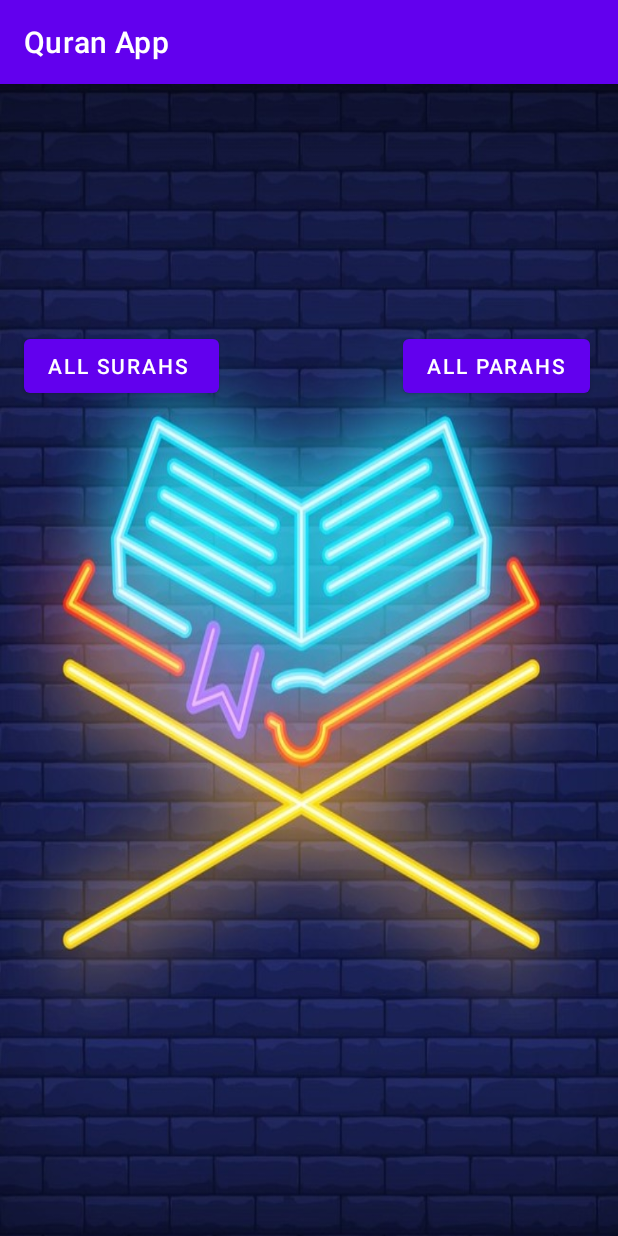
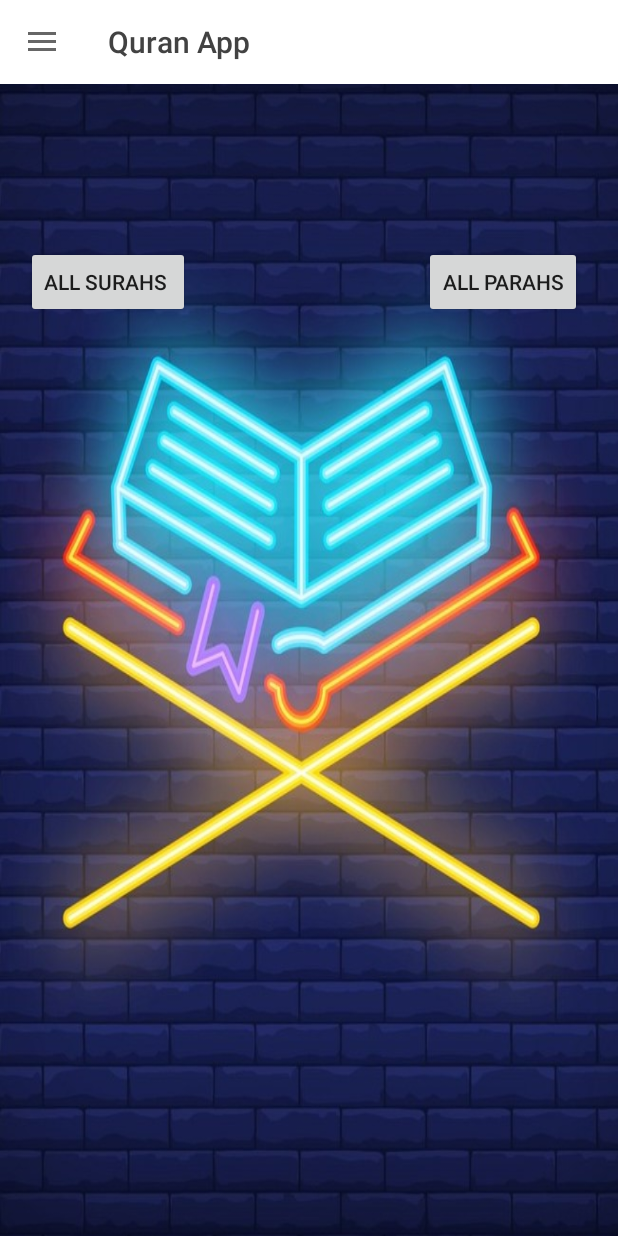
Before and after one commit to AyeshaRashid208/Quran_App, an Android app: the screen it shows after launch (MainActivity), on a phone screen of 412 x 824 dp. Run offline under Robolectric (Android 15) with nearby library versions, the phone set to English and light mode, and no system bars.

Commit message:
Navigation menu added

```diff
--- a/app/src/main/AndroidManifest.xml
+++ b/app/src/main/AndroidManifest.xml
@@ -9,6 +9,9 @@
         android:roundIcon="@mipmap/ic_launcher_round"
         android:supportsRtl="true"
         android:theme="@style/Theme.DbDemo">
+        <activity
+            android:name=".search_surahno"
+            android:exported="false" />
         <activity
             android:name=".Parah_Display"
             android:exported="false" />
--- a/app/src/main/java/com/example/dbdemo/MainActivity.java
+++ b/app/src/main/java/com/example/dbdemo/MainActivity.java
@@ -1,7 +1,12 @@
 package com.example.dbdemo;
 
 import androidx.appcompat.app.AppCompatActivity;
-
+import androidx.annotation.NonNull;
+import androidx.appcompat.app.ActionBarDrawerToggle;
+import androidx.appcompat.app.AppCompatActivity;
+import androidx.appcompat.widget.Toolbar;
+import androidx.core.view.GravityCompat;
+import androidx.drawerlayout.widget.DrawerLayout;
 import androidx.annotation.NonNull;
 import androidx.appcompat.app.ActionBarDrawerToggle;
 import android.os.Bundle;
@@ -14,8 +19,29 @@ import android.os.Bundle;
 import com.google.android.material.navigation.NavigationView;
 import android.view.MenuItem;
 import android.widget.Toast;
+
+
 import androidx.core.view.GravityCompat;
 public class MainActivity extends AppCompatActivity {
+
+    NavigationView navigationView;
+    DrawerLayout drawerLayout;
+    Toolbar toolbar;
+    ActionBarDrawerToggle toggle;
+
+    @Override
+    public void onBackPressed(){
+        if(drawerLayout.isDrawerOpen(GravityCompat.START)){
+            drawerLayout.closeDrawer(GravityCompat.START);
+            Toast.makeText(getApplicationContext(),"Start",Toast.LENGTH_LONG).show();
+
+        }
+        else
+        {
+            Toast.makeText(getApplicationContext(),"End",Toast.LENGTH_LONG).show();
+        }
+    }
+
 
     TextView txt;
     Button surah_names;
@@ -27,6 +53,57 @@ public class MainActivity extends AppCompatActivity {
     protected void onCreate(Bundle savedInstanceState) {
         super.onCreate(savedInstanceState);
         setContentView(R.layout.activity_main);
+        toolbar = findViewById(R.id.toolbar);
+        setSupportActionBar(toolbar);
+
+        navigationView=findViewById(R.id.nav_view);
+        drawerLayout=findViewById(R.id.drawer);
+
+        toggle=new ActionBarDrawerToggle(this,drawerLayout,toolbar,R.string.open,R.string.close);
+        drawerLayout.addDrawerListener(toggle);
+        toggle.syncState();
+
+        navigationView.setNavigationItemSelectedListener(new NavigationView.OnNavigationItemSelectedListener() {
+
+            @Override
+            public boolean onNavigationItemSelected(@NonNull MenuItem menuItem)
+            {
+                switch (menuItem.getItemId())
+                {
+                    case R.id.all_surah :
+
+                        //Intent intent = new Intent(MainActivity.this, BookActivity.class);
+                        //startActivity(intent);
+                        //drawerLayout.closeDrawer(GravityCompat.START);
+                        Intent intent=new Intent(MainActivity.this, Surah_List.class);
+                        startActivity(intent);
+                        break;
+
+                    case R.id.all_parah:
+
+                        //drawerLayout.closeDrawer(GravityCompat.START);
+                        Intent intent1=new Intent(MainActivity.this, Parah_List.class);
+                        startActivity(intent1);
+                        break;
+
+                    case R.id.search_surah:
+
+//                       // drawerLayout.closeDrawer(GravityCompat.START);
+                        Intent intent2=new Intent(MainActivity.this, search_surahno.class);
+                        startActivity(intent2);
+                        break;
+
+                    case R.id.search_parah :
+                        Toast.makeText(getApplicationContext(),"Search by surah no clicked",Toast.LENGTH_LONG).show();
+                        drawerLayout.closeDrawer(GravityCompat.START);
+                        break;
+
+
+                }
+
+                return true;
+            }
+        });
 
        /*txt=findViewById(R.id.txt);
         DatabaseAccess databaseAccess=DatabaseAccess.getInstance(getApplicationContext());
--- a/app/src/main/res/layout/activity_main.xml
+++ b/app/src/main/res/layout/activity_main.xml
@@ -1,10 +1,34 @@
 <?xml version="1.0" encoding="utf-8"?>
+<androidx.drawerlayout.widget.DrawerLayout xmlns:android="http://schemas.android.com/apk/res/android"
+    xmlns:app="http://schemas.android.com/apk/res-auto"
+    xmlns:tools="http://schemas.android.com/tools"
+    android:layout_width="match_parent"
+    android:layout_height="match_parent"
+    android:id="@+id/drawer"
+    tools:openDrawer="start"
+    tools:context=".MainActivity">
+
+
+    <RelativeLayout
+        android:layout_width="wrap_content"
+        android:layout_height="wrap_content"
+        android:background="@drawable/q">
+
+        <androidx.appcompat.widget.Toolbar
+            android:id="@+id/toolbar"
+            android:layout_width="match_parent"
+            android:layout_height="wrap_content"
+            android:background="@color/cardview_light_background"
+            app:title="Quran App"
+            app:titleTextColor="@color/cardview_dark_background" />
+
+    </RelativeLayout>
     <androidx.constraintlayout.widget.ConstraintLayout xmlns:android="http://schemas.android.com/apk/res/android"
         xmlns:app="http://schemas.android.com/apk/res-auto"
         xmlns:tools="http://schemas.android.com/tools"
         android:layout_width="match_parent"
         android:layout_height="match_parent"
-    android:background="@drawable/q"
+
         tools:context=".MainActivity">
 
 
@@ -35,3 +59,16 @@
             app:layout_constraintVertical_bias="0.0" />
 
     </androidx.constraintlayout.widget.ConstraintLayout>
+
+    <com.google.android.material.navigation.NavigationView
+        android:id="@+id/nav_view"
+        android:layout_gravity="start"
+        android:layout_height="match_parent"
+        android:layout_width="wrap_content"
+        app:headerLayout="@layout/header"
+        app:menu="@menu/navigation_menu"
+        tools:ignore="MissingConstraints" />
+
+
+
+</androidx.drawerlayout.widget.DrawerLayout>
--- a/app/src/main/res/menu/navigation_menu.xml
+++ b/app/src/main/res/menu/navigation_menu.xml
@@ -3,24 +3,24 @@
 
         <group android:checkableBehavior="single">
                 <item
-                    android:id="@+id/nav_book"
+                    android:id="@+id/all_surah"
 
-                    android:title="Book" />
+                    android:title="All Surah" />
 
                 <item
-                    android:id="@+id/nav_return"
+                    android:id="@+id/all_parah"
 
-                    android:title="Return" />
+                    android:title="All Parah" />
 
                 <item
-                    android:id="@+id/nav_laptop"
+                    android:id="@+id/search_surah"
 
-                    android:title="Laptop" />
+                    android:title="Search Surah" />
 
                 <item
-                    android:id="@+id/nav_voice"
+                    android:id="@+id/search_parah"
 
-                    android:title="Voice" />
+                    android:title="Search Parah" />
 
         </group>
 
--- a/app/src/main/res/values/strings.xml
+++ b/app/src/main/res/values/strings.xml
@@ -1,5 +1,5 @@
 <resources>
     <string name="app_name">Quran App</string>
-    <string name="nav_open">Open</string>
-    <string name="nav_close">Close</string>
+    <string name="open">Open</string>
+    <string name="close">Close</string>
 </resources>
--- a/app/src/main/res/values/themes.xml
+++ b/app/src/main/res/values/themes.xml
@@ -1,6 +1,6 @@
 <resources xmlns:tools="http://schemas.android.com/tools">
     <!-- Base application theme. -->
-    <style name="Theme.DbDemo" parent="Theme.MaterialComponents.DayNight.DarkActionBar">
+    <style name="Theme.DbDemo" parent="Theme.AppCompat.Light.NoActionBar">
         <!-- Primary brand color. -->
         <item name="colorPrimary">@color/purple_500</item>
         <item name="colorPrimaryVariant">@color/purple_700</item>
@@ -12,5 +12,7 @@
         <!-- Status bar color. -->
         <item name="android:statusBarColor" tools:targetApi="l">?attr/colorPrimaryVariant</item>
         <!-- Customize your theme here. -->
+<!--        <item name = "android:windowNoTitle">true</item>-->
+        <item name="windowActionBar">false</item>
     </style>
 </resources>
```
Also changed, not shown: app/src/main/java/com/example/dbdemo/DatabaseAccess.java (+51 -41 lines), app/src/main/java/com/example/dbdemo/search_surahno.java (added, +51 -0 lines), app/src/main/res/drawable/ic_baseline_menu_book_24.xml (added, +8 -0 lines), app/src/main/res/layout/activity_search_surahno.xml (added, +67 -0 lines), app/src/main/res/layout/header.xml (+5 -10 lines), app/src/main/res/drawable-v24/img.png (deleted), app/src/main/res/drawable/img.png (added), 2 other files. Lines whose indentation alone changed are shown as unchanged.
